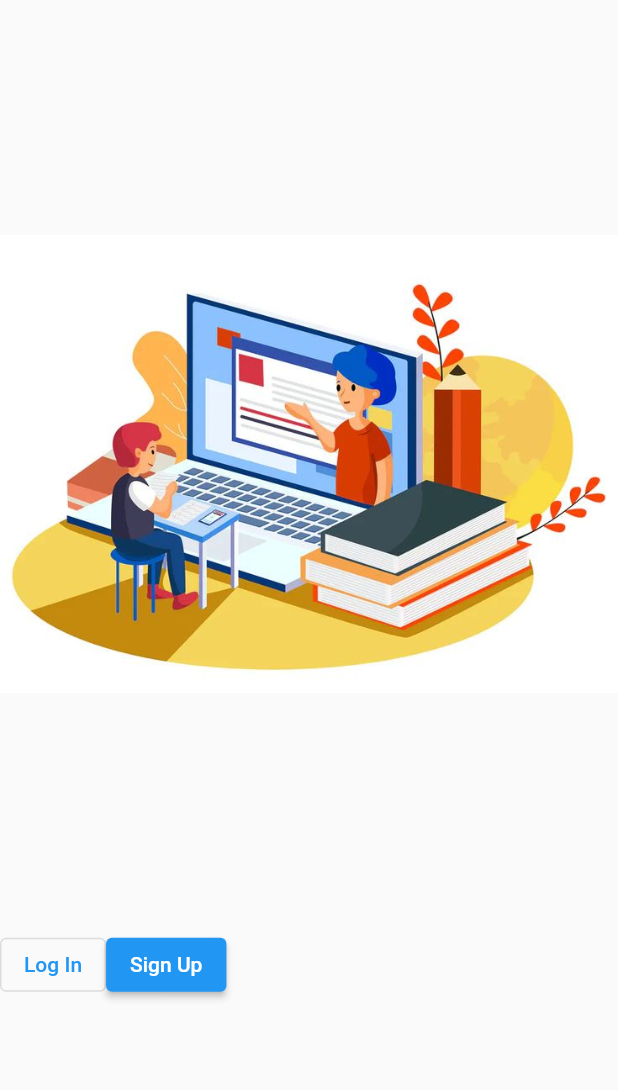
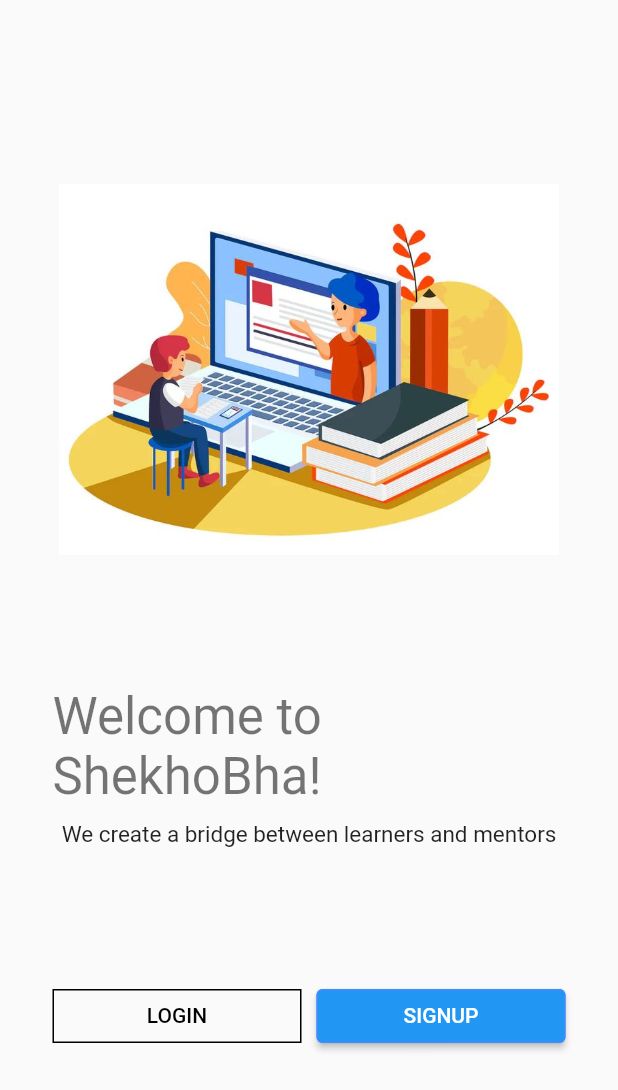
Before and after one commit to takrimchy/Educational-Application-ShekhoBhai-, a Flutter app: the welcomePage screen opened directly, on a phone screen of 412 x 824 dp. Shown: the top 1090 px of the screen. Run offline on Flutter 3.47's test engine with Material 2 defaults, Android fonts, the phone set to English and light mode, and no system bars; our stand-ins replace google_fonts.

```diff
--- a/developer_side/lib/logIn.dart
+++ b/developer_side/lib/logIn.dart
@@ -21,15 +21,18 @@ class _lonInState extends State<lonIn> {
              children:
             [
               const SizedBox(height: 50,),
-               Text(
+
+             Text(
                 'ShekhoBha!', style:
               GoogleFonts.bebasNeue(
                 fontSize: 40,
                 color: Colors.deepPurple
               ),
               ),
+
               const SizedBox(height: 10),
-              Text(
+
+                Text(
                 'Know-Ask-Learn-Grow',
                 style: GoogleFonts.bebasNeue(
                   fontSize:20,
@@ -37,7 +40,8 @@ class _lonInState extends State<lonIn> {
               ),
               ),
 
-              const SizedBox(height: 25),
+
+               SizedBox(height: 25),
 
 
               //------------------- email text field-------------------
--- a/developer_side/lib/main.dart
+++ b/developer_side/lib/main.dart
@@ -15,8 +15,7 @@ class MyApp extends StatelessWidget {
   Widget build(BuildContext context) {
     return const MaterialApp(
       debugShowCheckedModeBanner: false,
-      home: lonIn(),
-      //welcomePage(),
+      home: welcomePage(),
 
     ); // MaterialApp
   }
--- a/developer_side/lib/welcomePage.dart
+++ b/developer_side/lib/welcomePage.dart
@@ -1,30 +1,68 @@
 import 'package:flutter/material.dart';
+import 'logIn.dart';
+
 
 class welcomePage extends StatelessWidget {
   const welcomePage({Key? key}) : super(key: key);
 
   @override
   Widget build(BuildContext context) {
+    var height = MediaQuery.of(context).size.height;
     return Scaffold(
 
     body: Container(
+      padding: EdgeInsets.all(35.0),
       child: Column(
         mainAxisAlignment: MainAxisAlignment.spaceEvenly,
         children: [
-          Image(image: AssetImage('assets/welcomeimage.jpg')),
+          Image(image: const AssetImage('assets/welcomeimage.jpg'), height: height * 0.3,),
+          Column(
+            children: [
+              Text("Welcome to ShekhoBha!",
+              style: Theme.of(context).textTheme.headline4,
+              ),
+              const SizedBox(height: 10,),
+              Text("We create a bridge between learners and mentors",
+                style: TextStyle(fontSize: 15),),
+            ],
+          ),
+
+
+
+
           Row(
             children: [
 
-              OutlinedButton(onPressed: (){},
-                  child: Text("Log In")),
+              Expanded(
+                child: OutlinedButton(onPressed: (){},
 
-              ElevatedButton(onPressed: (){},
-                  child: Text("Sign Up")),
+                    style: OutlinedButton.styleFrom(
+                      shape: const RoundedRectangleBorder(),
+                      side: BorderSide(color: Colors.black),
+                      padding: EdgeInsets.symmetric(vertical: 8)
+                    ),
+                    child:  Text("LOGIN",
+                    style: TextStyle(color: Colors.black),)),
+              ),
+            SizedBox(width: 10,),
+
+
+              Expanded(
+                child: ElevatedButton(onPressed: (){},
+                    style: ElevatedButton.styleFrom(
+                      side: BorderSide(color: Colors.blueAccent),
+                        padding: EdgeInsets.symmetric(vertical: 8),
+                    ),
+                    child: Text("SIGNUP")),
+              ),
             ],
           )
+
         ],
       ),
     ),
     );
   }
+
+
 }
```
